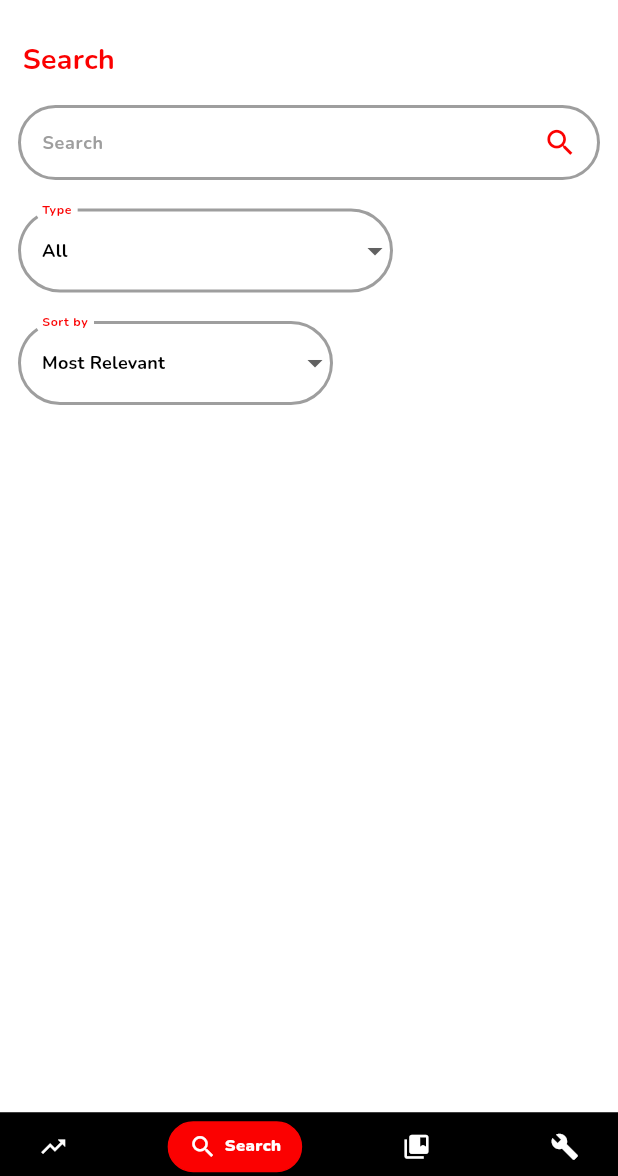
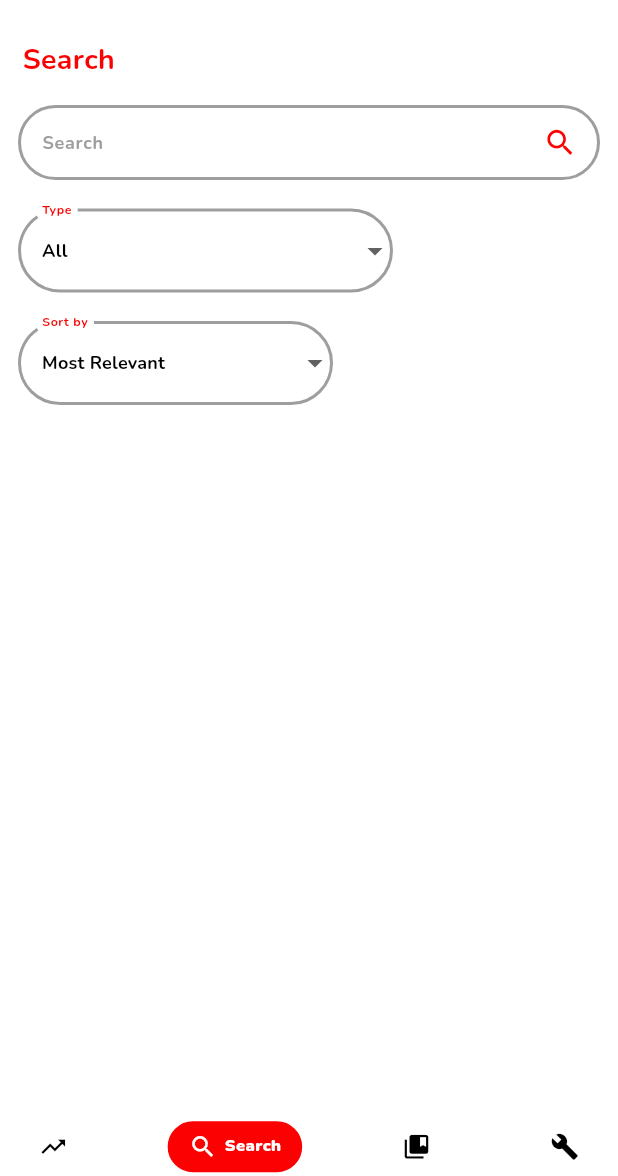
Before and after one commit to dstark5/Openlib, a Flutter app: the screen it shows after launch, item 2 of the bottom bar chosen, on a phone screen of 412 x 824 dp, the part 60-1236 px from its top. Run offline on Flutter 3.47's test engine with Material 2 defaults, Android fonts, the phone set to English and light mode, and no system bars; drawn by our look-alikes of google_nav_bar; our stand-ins replace cached_network_image, dio, flutter_riverpod, flutter_svg, google_fonts, open_file and 2 more; missing offline and left inert: epub_view, flutter_pdfview, vocsy_epub_viewer; accounts and stored records are empty; network calls fail.

Commit message:
bottom navbar UI update

```diff
--- a/lib/main.dart
+++ b/lib/main.dart
@@ -96,6 +96,8 @@
 
   @override
   Widget build(BuildContext context) {
+    final isDarkMode = Theme.of(context).brightness == Brightness.dark;
+
     final selectedIndex = ref.watch(selectedIndexProvider);
 
     return Scaffold(
@@ -108,7 +110,7 @@
       bottomNavigationBar: SafeArea(
         child: GNav(
           rippleColor: Colors.redAccent,
-          backgroundColor: Colors.black,
+          backgroundColor: isDarkMode ? Colors.black : Colors.white70,
           haptic: true,
           tabBorderRadius: 50,
           tabActiveBorder: Border.all(
@@ -123,12 +125,12 @@
           iconSize: 19, // tab button icon size
           tabBackgroundColor: Theme.of(context).colorScheme.secondary,
           padding: const EdgeInsets.symmetric(horizontal: 13, vertical: 6.5),
-          tabs: const [
+          tabs: [
             GButton(
               icon: Icons.trending_up,
               text: 'Trending',
-              iconColor: Colors.white,
-              textStyle: TextStyle(
+              iconColor:  isDarkMode ? Colors.white : Colors.black,
+              textStyle: const TextStyle(
                 fontWeight: FontWeight.w900,
                 color: Colors.white,
                 fontSize: 11,
@@ -137,8 +139,8 @@
             GButton(
               icon: Icons.search,
               text: 'Search',
-              iconColor: Colors.white,
-              textStyle: TextStyle(
+              iconColor: isDarkMode ? Colors.white : Colors.black,
+              textStyle: const TextStyle(
                 fontWeight: FontWeight.w900,
                 color: Colors.white,
                 fontSize: 11,
@@ -147,8 +149,8 @@
             GButton(
               icon: Icons.collections_bookmark,
               text: 'My Library',
-              iconColor: Colors.white,
-              textStyle: TextStyle(
+              iconColor: isDarkMode ? Colors.white : Colors.black,
+              textStyle: const TextStyle(
                 fontWeight: FontWeight.w900,
                 color: Colors.white,
                 fontSize: 11,
@@ -157,8 +159,8 @@
             GButton(
               icon: Icons.build,
               text: 'Settings',
-              iconColor: Colors.white,
-              textStyle: TextStyle(
+              iconColor: isDarkMode ? Colors.white : Colors.black,
+              textStyle: const TextStyle(
                 fontWeight: FontWeight.w900,
                 color: Colors.white,
                 fontSize: 11,
```
Lines whose indentation alone changed are shown as unchanged.
